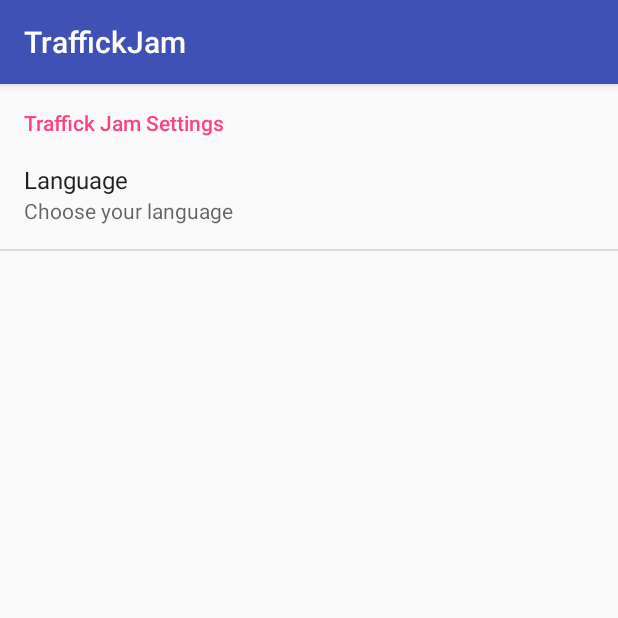
After one commit to propoxyphene13/TraffickJam, an Android app: the Settings screen opened directly, with no data from a screen before it, on a phone screen of 412 x 824 dp, the top half of it. The commit adds this screen. Run offline under Robolectric (Android 15) with nearby library versions, the phone set to English and light mode, and no system bars.

Commit message:
languages and settings fragment

```diff
--- a/app/src/main/AndroidManifest.xml
+++ b/app/src/main/AndroidManifest.xml
@@ -16,6 +16,7 @@
                 <category android:name="android.intent.category.LAUNCHER" />
             </intent-filter>
         </activity>
+        <activity android:name=".Settings"></activity>
     </application>
 
 </manifest>
--- a/app/src/main/java/com/traffickjamgeorgia/traffickjam/MainActivity.java
+++ b/app/src/main/java/com/traffickjamgeorgia/traffickjam/MainActivity.java
@@ -1,14 +1,18 @@
 package com.traffickjamgeorgia.traffickjam;
+
 
 import android.support.v7.app.AppCompatActivity;
 import android.os.Bundle;
 
 public class MainActivity extends AppCompatActivity {
 
+
+
     @Override
     protected void onCreate(Bundle savedInstanceState) {
         super.onCreate(savedInstanceState);
         setContentView(R.layout.activity_main);
+
     }
 
 }
--- /dev/null
+++ b/app/src/main/java/com/traffickjamgeorgia/traffickjam/Settings.java
@@ -0,0 +1,35 @@
+package com.traffickjamgeorgia.traffickjam;
+
+import android.app.FragmentManager;
+import android.app.FragmentTransaction;
+import android.preference.PreferenceFragment;
+import android.support.v7.app.AppCompatActivity;
+import android.os.Bundle;
+
+public class Settings extends AppCompatActivity {
+
+    @Override
+    protected void onCreate(Bundle savedInstanceState) {
+        super.onCreate(savedInstanceState);
+
+
+        FragmentManager fm = getFragmentManager();
+        FragmentTransaction ft = fm.beginTransaction();
+
+        PrefsFrag settingsPrefsFragment = new PrefsFrag();
+        ft.replace(android.R.id.content, settingsPrefsFragment);
+        ft.commit();
+    }
+
+
+    public static class PrefsFrag extends PreferenceFragment {
+
+        @Override
+        public void onCreate(Bundle savedInstanceState) {
+            super.onCreate(savedInstanceState);
+
+            // Load the preferences from an XML resource
+            addPreferencesFromResource(R.xml.settings);
+        }
+    }
+}
--- a/app/src/main/res/layout/activity_main.xml
+++ b/app/src/main/res/layout/activity_main.xml
@@ -5,8 +5,6 @@
     xmlns:tools="http://schemas.android.com/tools"
     android:layout_width="match_parent"
     android:layout_height="match_parent"
-    android:paddingLeft="@dimen/activity_horizontal_margin"
-    android:paddingRight="@dimen/activity_horizontal_margin"
     tools:context="com.traffickjamgeorgia.traffickjam.MainActivity">
 
 
@@ -19,7 +17,7 @@
         android:src="@drawable/BannerImg"
         />
 
-
+<!-- Using a table just in case we need to stick arrows on either side of the text -->
     <TableRow
         android:paddingTop="@dimen/activity_vertical_margin"
         android:layout_width="match_parent"
@@ -45,22 +43,23 @@
         android:layout_width="match_parent"
         android:layout_height="match_parent">
 
-        <!--need to fix text width... somehow-->
         <TextView
             android:id="@+id/missionStatement"
             android:layout_width="wrap_content"
             android:layout_height="wrap_content"
             android:textSize="18sp"
-            android:text="@string/xmltxt_main_missionStatement"
+            android:paddingLeft="@dimen/activity_horizontal_margin"
+            android:paddingRight="@dimen/activity_horizontal_margin"
+            android:text="@string/xmltxt_main_missionStatement1"
             />
 
-<!--Use side-by-side in layout, not vertical
+<!--Use side-by-side in layout; here use... nvm, dont use pager
 
         <TextView
             android:id=""
             android:layout_width="wrap_content"
             android:layout_height="wrap_content"
-            android:text="@string/xmltxt_main_howCanYouHelp"
+            android:text="@string/xmltxt_main_howCanYouHelp1"
             />
 
         <TextView
--- /dev/null
+++ b/app/src/main/res/values/arrays.xml
@@ -0,0 +1,16 @@
+<?xml version="1.0" encoding="utf-8"?>
+<resources>
+    <string-array name="language_array">
+        <item name="eng">@string/xmltxt_settings_eng</item>
+        <item name="esp">@string/xmltxt_settings_esp</item>
+        <item name="por">@string/xmltxt_settings_por</item>
+    </string-array>
+
+
+    <string-array name="language_val_array">
+        <item name="eng">1</item>
+        <item name="esp">2</item>
+        <item name="por">3</item>
+    </string-array>
+
+</resources>
--- a/app/src/main/res/values/strings.xml
+++ b/app/src/main/res/values/strings.xml
@@ -5,8 +5,25 @@
     <string name="xmltxt_main_traffickJamBanner">Image of the Traffick Jam banner</string>
 
     <string name="xmltxt_main_missionStatementTitle">Our Mission</string>
-    <string name="xmltxt_main_missionStatement">Traffick Jam is a self-sustaining team of Mercer Marketing students whose purpose is to teach Macon how to drive out sex trafficking.</string>
+    <string name="xmltxt_main_missionStatement1">Traffick Jam is a self-sustaining team of Mercer Marketing students whose purpose is to teach Macon how to drive out sex trafficking.</string>
+    <string name="xmltxt_main_missionStatement2">Our program is based on an interactive curriculum that is split into four different sections: Realize, Recognize, React, and Raise Awareness.</string>
 
+
+    <string name="xmltxt_main_howCanYouHelpTitle">How Can You Help?</string>
+    <string name="xmltxt_main_howCanYouHelp1">Traffick Jam’s work is funded by creating and selling objects of value and hosting events that resonate with people who are passionate about driving out sex trafficking.</string>
+    <string name="xmltxt_main_howCanYouHelp2">Proceeds from purchases directly go towards educating a teen student about sex trafficking.  For every $5 spent in our store, you are providing crucial education for one student.</string>
+
+    <string name="xmltxt_main_currentEventsTitle">Current Events</string>
+    <string name="xmltxt_main_currentEvents">Click Here to see out Current Events</string>
+
+
+    <string name="xmltxt_settings_title">Traffick Jam Settings</string>
+    <string name="xmltxt_settings_languageTitle">Language</string>
+    <string name="xmltxt_settings_languageSummary">Choose your language</string>
+
+    <string name="xmltxt_settings_eng">English</string>
+    <string name="xmltxt_settings_esp">Spanish</string>
+    <string name="xmltxt_settings_por">Portuguese</string>
 
 
 </resources>
--- /dev/null
+++ b/app/src/main/res/xml/settings.xml
@@ -0,0 +1,17 @@
+<?xml version="1.0" encoding="utf-8"?>
+<PreferenceScreen xmlns:android="http://schemas.android.com/apk/res/android">
+<PreferenceCategory
+    android:title="@string/xmltxt_settings_title">
+
+    <EditTextPreference
+        android:title="@string/xmltxt_settings_languageTitle"
+        android:summary="@string/xmltxt_settings_languageSummary"
+        android:key="appLang"
+        android:defaultValue="1"
+        android:entries="@array/language_array"
+        android:entryValues="@array/language_val_array"/>
+
+
+</PreferenceCategory>
+
+</PreferenceScreen>
```
Also changed, not shown: 2 other files.
